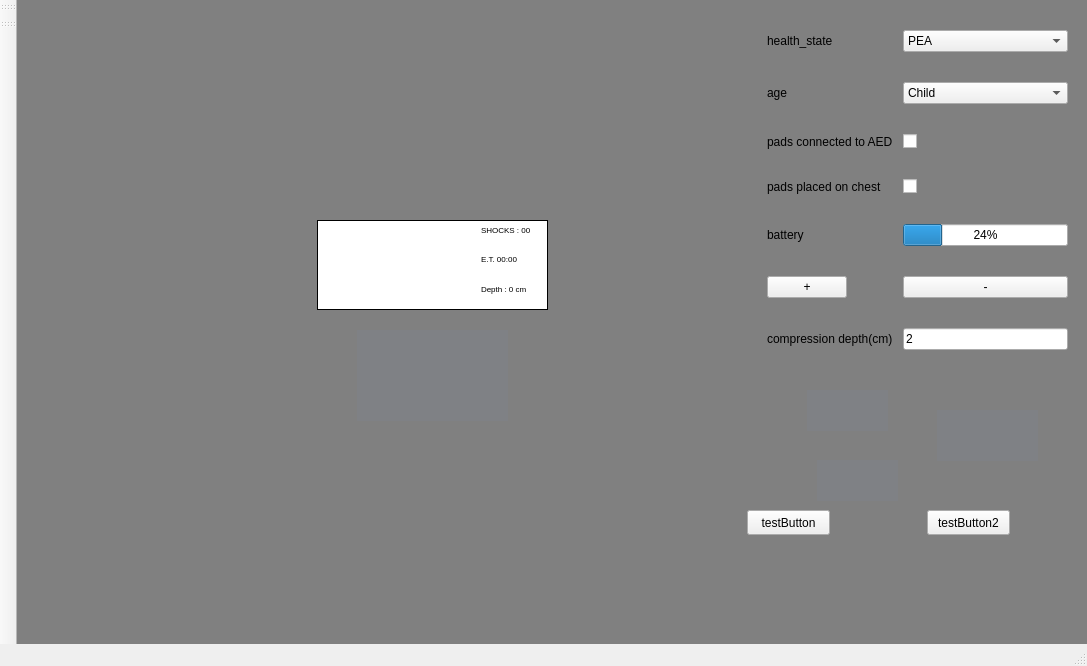
Before: the Qt Designer form final_project_team32/mainwindow.ui in Socrates2000-cu/Automated-External-Defibrillator-Plus, drawn with Qt 5.
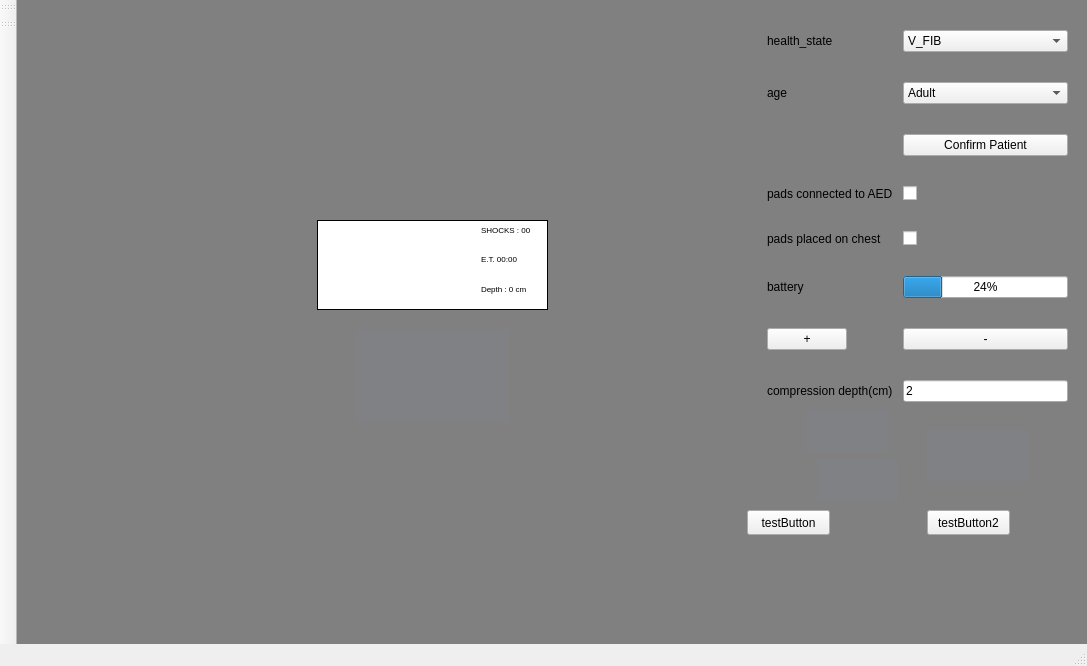
After: the same form once the commit is applied. Icons and pictures are not drawn.

```diff
--- a/final_project_team32/mainwindow.ui
+++ b/final_project_team32/mainwindow.ui
@@ -157,10 +157,13 @@
     </property>
    </widget>
    <widget class="QPushButton" name="powerButton">
+    <property name="enabled">
+     <bool>false</bool>
+    </property>
     <property name="geometry">
      <rect>
       <x>790</x>
-      <y>390</y>
+      <y>410</y>
       <width>81</width>
       <height>41</height>
      </rect>
@@ -207,8 +210,8 @@
    <widget class="QPushButton" name="adultChild">
     <property name="geometry">
      <rect>
-      <x>920</x>
-      <y>410</y>
+      <x>910</x>
+      <y>430</y>
       <width>101</width>
       <height>51</height>
      </rect>
@@ -246,7 +249,7 @@
       <x>750</x>
       <y>30</y>
       <width>301</width>
-      <height>351</height>
+      <height>373</height>
      </rect>
     </property>
     <layout class="QFormLayout" name="formLayout">
@@ -265,16 +268,6 @@
      </item>
      <item row="0" column="1">
       <widget class="QComboBox" name="health">
-       <item>
-        <property name="text">
-         <string>PEA</string>
-        </property>
-       </item>
-       <item>
-        <property name="text">
-         <string>ASYSTOLE</string>
-        </property>
-       </item>
        <item>
         <property name="text">
          <string>V_FIB</string>
@@ -296,6 +289,11 @@
      </item>
      <item row="1" column="1">
       <widget class="QComboBox" name="age">
+       <item>
+        <property name="text">
+         <string>Adult</string>
+        </property>
+       </item>
        <item>
         <property name="text">
          <string>Child</string>
@@ -313,15 +311,15 @@
        </item>
       </widget>
      </item>
-     <item row="2" column="0">
+     <item row="3" column="0">
       <widget class="QLabel" name="label_5">
        <property name="text">
         <string>pads connected to AED</string>
        </property>
       </widget>
      </item>
-     <item row="2" column="1">
-      <widget class="QCheckBox" name="checkBox_pad_aed">
+     <item row="3" column="1">
+      <widget class="QCheckBox" name="connectAED">
        <property name="layoutDirection">
         <enum>Qt::LeftToRight</enum>
        </property>
@@ -330,14 +328,14 @@
        </property>
       </widget>
      </item>
-     <item row="3" column="0">
+     <item row="4" column="0">
       <widget class="QLabel" name="label_6">
        <property name="text">
         <string>pads placed on chest</string>
        </property>
       </widget>
      </item>
-     <item row="3" column="1">
+     <item row="4" column="1">
       <widget class="QCheckBox" name="connectChest">
        <property name="layoutDirection">
         <enum>Qt::LeftToRight</enum>
@@ -347,42 +345,28 @@
        </property>
       </widget>
      </item>
-     <item row="4" column="0">
+     <item row="5" column="0">
       <widget class="QLabel" name="label_2">
        <property name="text">
         <string>battery</string>
        </property>
       </widget>
      </item>
-     <item row="4" column="1">
+     <item row="5" column="1">
       <widget class="QProgressBar" name="battery">
        <property name="value">
         <number>24</number>
        </property>
       </widget>
      </item>
-     <item row="5" column="0">
+     <item row="6" column="0">
       <widget class="QPushButton" name="increase">
        <property name="text">
         <string>+</string>
        </property>
       </widget>
      </item>
-     <item row="6" column="0">
-      <widget class="QLabel" name="label_7">
-       <property name="text">
-        <string>compression depth(cm)</string>
-       </property>
-      </widget>
-     </item>
      <item row="6" column="1">
-      <widget class="QLineEdit" name="lineEdit">
-       <property name="text">
-        <string>2</string>
-       </property>
-      </widget>
-     </item>
-     <item row="5" column="1">
       <widget class="QPushButton" name="decrease">
        <property name="enabled">
         <bool>true</bool>
@@ -392,6 +376,27 @@
        </property>
       </widget>
      </item>
+     <item row="7" column="0">
+      <widget class="QLabel" name="label_7">
+       <property name="text">
+        <string>compression depth(cm)</string>
+       </property>
+      </widget>
+     </item>
+     <item row="7" column="1">
+      <widget class="QLineEdit" name="lineEdit">
+       <property name="text">
+        <string>2</string>
+       </property>
+      </widget>
+     </item>
+     <item row="2" column="1">
+      <widget class="QPushButton" name="confirm_patient">
+       <property name="text">
+        <string>Confirm Patient</string>
+       </property>
+      </widget>
+     </item>
     </layout>
    </widget>
    <widget class="QTextEdit" name="textEdit_2">
```
Left out of the diff: 15 changed lines with no effect on the pictures.
